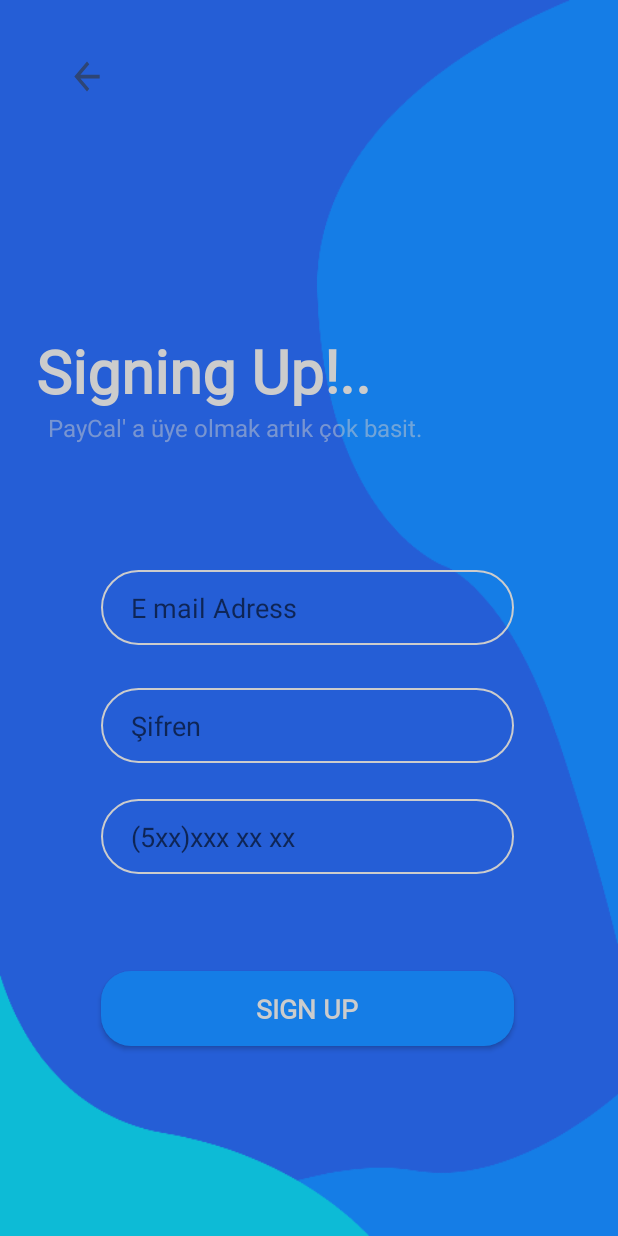
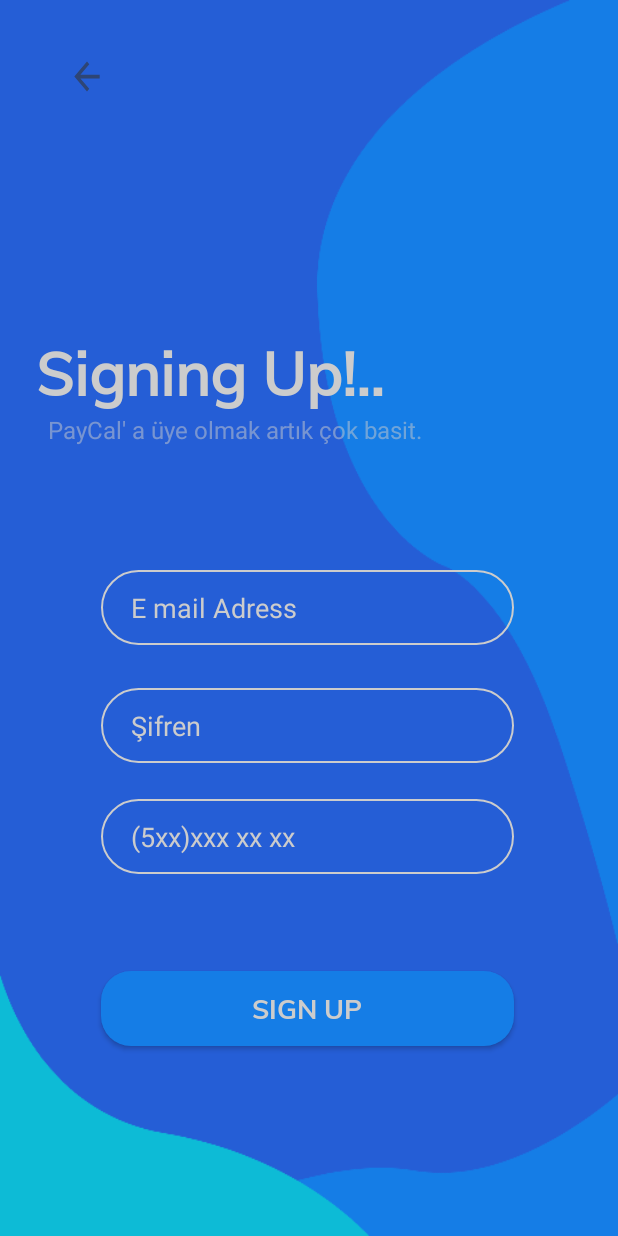
Before and after one commit to ysfyldrm/PayCal_RESIST, an Android app: the RegisterActivity screen opened directly, with no data from a screen before it, on a phone screen of 412 x 824 dp. Run offline under Robolectric (Android 15) with nearby library versions, the phone set to English and light mode, and no system bars; our stand-ins replace Firebase (no records; nobody signed in at launch, a user with empty details on screens opened directly).

Commit message:
Ufak değişiklikler.

```diff
--- a/app/src/main/res/layout/activity_register.xml
+++ b/app/src/main/res/layout/activity_register.xml
@@ -74,6 +74,7 @@
         android:hint="E mail Adress"
         android:inputType="textPersonName"
         android:textColor="@color/colorTransparentWhite"
+        android:textColorHint="@color/colorTransparentWhite"
         app:layout_constraintBottom_toBottomOf="parent"
         app:layout_constraintEnd_toEndOf="parent"
         app:layout_constraintHorizontal_bias="0.493"
@@ -94,6 +95,7 @@
         android:hint="Şifren"
         android:inputType="textPassword"
         android:textColor="@color/colorTransparentWhite"
+        android:textColorHint="@color/colorTransparentWhite"
         app:layout_constraintBottom_toBottomOf="parent"
         app:layout_constraintEnd_toEndOf="parent"
         app:layout_constraintHorizontal_bias="0.493"
@@ -116,6 +118,7 @@
         android:inputType="phone"
         android:maxLength="10"
         android:textColor="@color/colorTransparentWhite"
+        android:textColorHint="@color/colorTransparentWhite"
         app:layout_constraintBottom_toBottomOf="parent"
         app:layout_constraintEnd_toEndOf="parent"
         app:layout_constraintHorizontal_bias="0.493"
```
Also changed, not shown: app/src/main/res/drawable-ldpi/bg.png (added), app/src/main/res/drawable-xxxhdpi/bg.png (added), app/src/main/res/font/bold.ttf (added), app/src/main/res/font/light.ttf (added), app/src/main/res/font/medium.ttf (added), app/src/main/res/font/regular.ttf (added).
